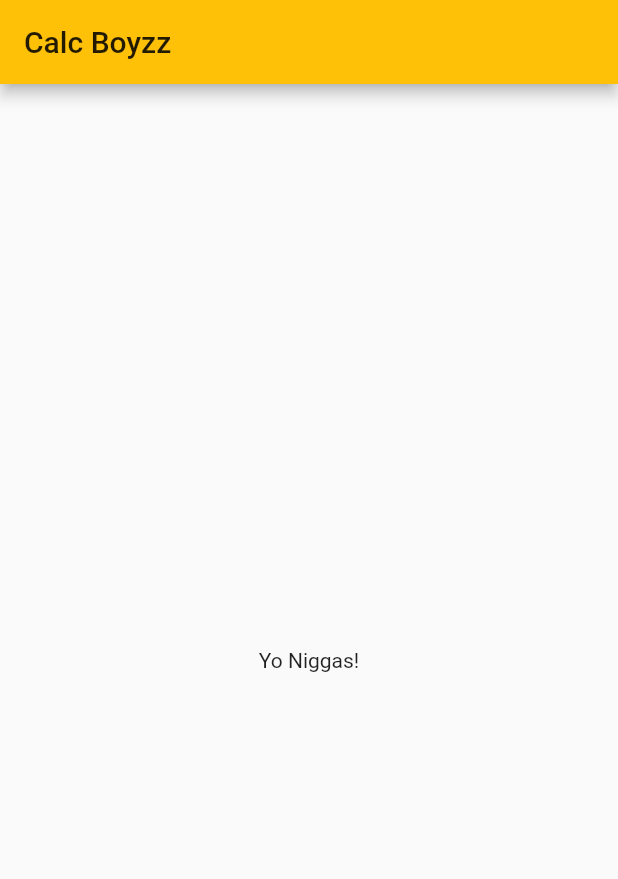
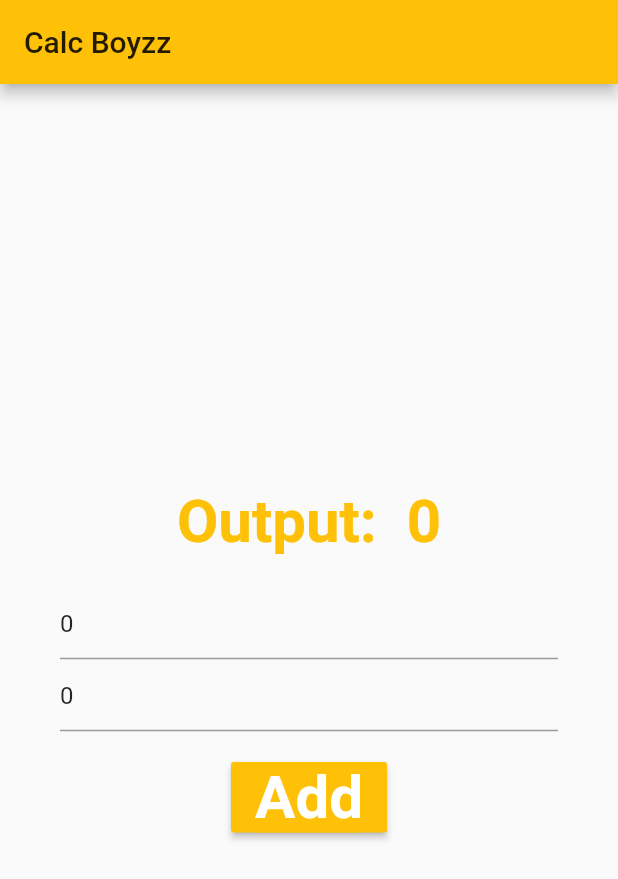
Before and after one commit to beingRD/Flutter-Calc-v2, a Flutter app: the screen it shows after launch, on a phone screen of 412 x 824 dp. Shown: the top 879 px of the screen. Run offline on Flutter 3.47's test engine with Material 2 defaults, Android fonts, the phone set to English and light mode, and no system bars.

Commit message:
Intial 1.0 with Addition

```diff
--- /dev/null
+++ b/lib/home_page.dart
@@ -0,0 +1,83 @@
+import 'package:flutter/material.dart';
+
+class HomePage extends StatefulWidget {
+  @override
+  State createState() => HomePageState();
+}
+
+class HomePageState extends State<HomePage> {
+  int num1 = 2, num2 = 0, sum = 0;
+
+  final TextEditingController t1 = TextEditingController(text: "0");
+  final TextEditingController t2 = TextEditingController(text: "0");
+
+  void doAdd() {
+    setState(() {
+      int num1 = int.parse(t1.text);
+      int num2 = int.parse(t2.text);
+      sum = num1 + num2;
+    });
+  }
+
+  @override
+  Widget build(BuildContext context) {
+    //final WordPair = prefix0.WordPair.random();
+    return Scaffold(
+      appBar: AppBar(
+        title: Text("Calc Boyzz"),
+      ),
+      body: Container(
+        padding: const EdgeInsets.all(40.0),
+        child: Column(
+          mainAxisAlignment: MainAxisAlignment.center,
+          children: <Widget>[
+            Text(
+              "Output: $sum",
+              style: TextStyle(
+                fontSize: 40.0,
+                fontWeight: FontWeight.bold,
+                color: Colors.amber,
+                wordSpacing: 10.0,
+              ),
+            ),
+            Padding(
+              padding: const EdgeInsets.only(top: 20.0),
+            ),
+            TextField(
+              keyboardType: TextInputType.number,
+              decoration: InputDecoration(hintText: "Enter a number"),
+              controller: t1,
+            ),
+            TextField(
+              keyboardType: TextInputType.number,
+              decoration: InputDecoration(hintText: "Enter a number"),
+              controller: t2,
+            ),
+            Padding(
+              padding: const EdgeInsets.only(top: 20.0),
+            ),
+            MaterialButton(
+              child: Text(
+                "Add",
+                style: TextStyle(
+                  fontSize: 40.0,
+                  fontWeight: FontWeight.bold,
+                  backgroundColor: Colors.amber,
+                  color: Colors.white,
+                  wordSpacing: 10.0,
+                ),
+              ),
+              color: Colors.amber,
+              onPressed: doAdd,
+            )
+
+            /* TextField(
+                keyboardType: TextInputType.number,
+                decoration: InputDecoration(hintText: "Enter a number"),
+              )*/
+          ],
+        ),
+      ),
+    );
+  }
+}
--- a/lib/main.dart
+++ b/lib/main.dart
@@ -1,30 +1,15 @@
+import 'package:calc/home_page.dart';
 import 'package:flutter/material.dart';
 
 void main() => runApp(MyApp());
 
-
-class MyApp extends StatelessWidget{
-
+class MyApp extends StatelessWidget {
   @override
-  Widget build(BuildContext context){
-
-  return MaterialApp(
-    title: "Standard Calc",
-    theme: ThemeData(primarySwatch: Colors.amber),
-    home: Scaffold(
-      appBar: AppBar(
-        title: Text("Calc Boyzz"),
-      ),
-      body: Center(
-        child: Text("Yo Niggas!"),
-      )
-    )
-
-
-
-  );
-
-
-
+  Widget build(BuildContext context) {
+    return MaterialApp(
+      title: "Calc Boyzz",
+      theme: ThemeData(primarySwatch: Colors.amber),
+      home: HomePage(),
+    );
   }
 }
```
Also changed, not shown: flutter_01.png (added).
